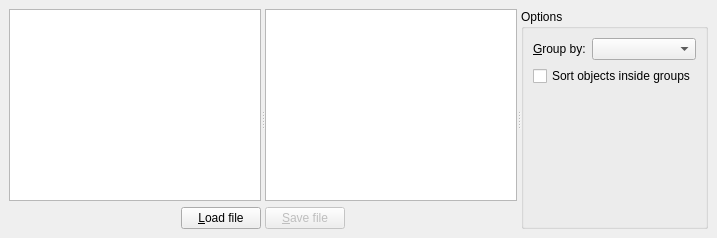
Qt form ui/MainWindow.ui (cerfical/FileProcessor) before a commit.
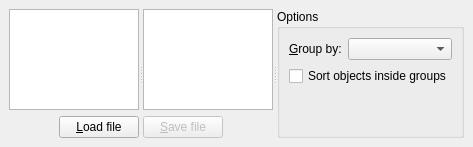
The same form after that commit.

The edit to the form file:
```diff
--- a/ui/MainWindow.ui
+++ b/ui/MainWindow.ui
@@ -6,8 +6,8 @@
    <rect>
     <x>0</x>
     <y>0</y>
-    <width>0</width>
-    <height>0</height>
+    <width>473</width>
+    <height>147</height>
    </rect>
   </property>
   <property name="windowTitle">
```
Left out of the diff: 44 changed lines with no effect on the pictures.
